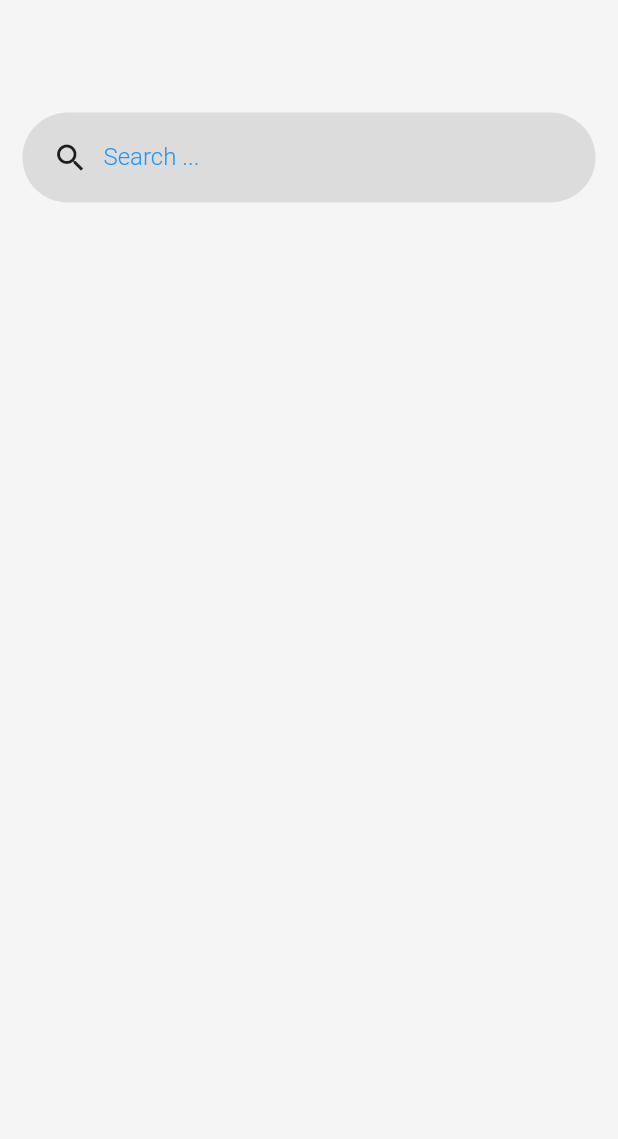
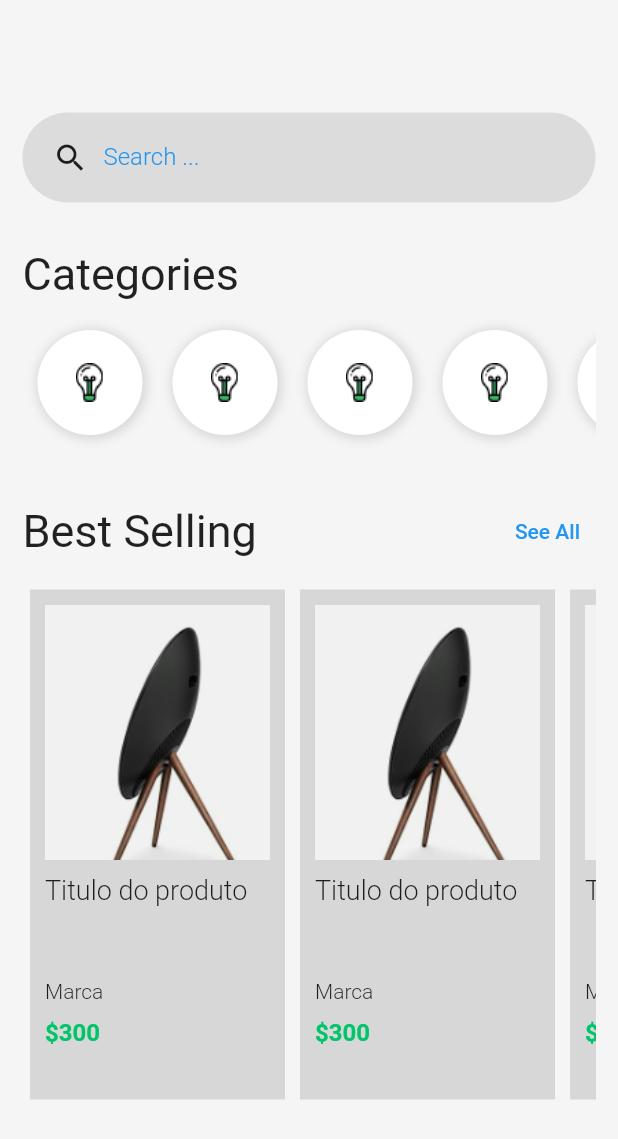
Before and after one commit to MiltonQuirino/shopping, a Flutter app: the screen it shows after launch, after a tap on "Sign In", on a phone screen of 412 x 824 dp. Shown: the top 1139 px of the screen. Run offline on Flutter 3.47's test engine with Material 2 defaults, Android fonts, the phone set to English and light mode, and no system bars.

Commit message:
Layout home page

```diff
--- a/lib/pages/home.page.dart
+++ b/lib/pages/home.page.dart
@@ -17,6 +17,47 @@ class HomePage extends StatelessWidget {
               height: 60,
             ),
             search(),
+            SizedBox(
+              height: 30,
+            ),
+            Text(
+              "Categories",
+              style: TextStyle(
+                fontSize: 30,
+              ),
+            ),
+            SizedBox(
+              height: 10,
+            ),
+            Container(
+              height: 90,
+              child: categoryList(),
+            ),
+            SizedBox(
+              height: 30,
+            ),
+            Row(
+              mainAxisAlignment: MainAxisAlignment.spaceBetween,
+              children: [
+                Text(
+                  "Best Selling",
+                  style: TextStyle(
+                    fontSize: 30,
+                  ),
+                ),
+                TextButton(
+                  onPressed: () {},
+                  child: Text("See All"),
+                )
+              ],
+            ),
+            SizedBox(
+              height: 10,
+            ),
+            Container(
+              height: 350,
+              child: productList(),
+            )
           ],
           // child: Text("Home Page"),
         ),
@@ -62,3 +103,126 @@ Widget search() {
     ]),
   );
 }
+
+Widget categoryList() {
+  return Container(
+    width: 70,
+    child: ListView(
+      scrollDirection: Axis.horizontal,
+      children: [
+        categoryItem(),
+        categoryItem(),
+        categoryItem(),
+        categoryItem(),
+        categoryItem(),
+        categoryItem(),
+        categoryItem(),
+        categoryItem(),
+        categoryItem(),
+      ],
+    ),
+  );
+}
+
+Widget categoryItem() {
+  return Container(
+    width: 70,
+    height: 70,
+    margin: EdgeInsets.all(10),
+    padding: EdgeInsets.all(10),
+    decoration: BoxDecoration(
+      color: Colors.white,
+      boxShadow: [
+        new BoxShadow(
+          color: Colors.black12,
+          offset: new Offset(1, 1),
+          blurRadius: 5,
+          spreadRadius: 2,
+        )
+      ],
+      borderRadius: BorderRadius.all(
+        Radius.circular(64),
+      ),
+    ),
+    child: Image.asset("assets/Icon_Devices.png"),
+  );
+}
+
+Widget productList() {
+  return Container(
+    width: 70,
+    child: ListView(
+      scrollDirection: Axis.horizontal,
+      children: <Widget>[
+        productItem(),
+        productItem(),
+        productItem(),
+        productItem(),
+        productItem(),
+        productItem(),
+        productItem(),
+        productItem(),
+        productItem(),
+        productItem(),
+        productItem(),
+        productItem(),
+        productItem(),
+        productItem(),
+        productItem(),
+      ],
+    ),
+  );
+}
+
+Widget productItem() {
+  return Container(
+    padding: EdgeInsets.all(10),
+    margin: EdgeInsets.all(5),
+    width: 170,
+    color: Colors.black12,
+    child: Column(
+      crossAxisAlignment: CrossAxisAlignment.start,
+      children: [
+        Image.asset(
+          "assets/product-1.png",
+          width: 170,
+          height: 170,
+          fit: BoxFit.cover,
+        ),
+        SizedBox(
+          height: 10,
+        ),
+        Container(
+          height: 60,
+          child: Text(
+            "Titulo do produto",
+            style: TextStyle(
+              fontSize: 18,
+              fontWeight: FontWeight.w300,
+            ),
+          ),
+        ),
+        SizedBox(
+          height: 10,
+        ),
+        Text(
+          "Marca",
+          style: TextStyle(
+            fontSize: 14,
+            fontWeight: FontWeight.w300,
+          ),
+        ),
+        SizedBox(
+          height: 10,
+        ),
+        Text(
+          "\$300",
+          style: TextStyle(
+              fontSize: 16,
+              fontWeight: FontWeight.bold,
+              color: Color(0xFF00C569)),
+        ),
+      ],
+    ),
+  );
+}
```
